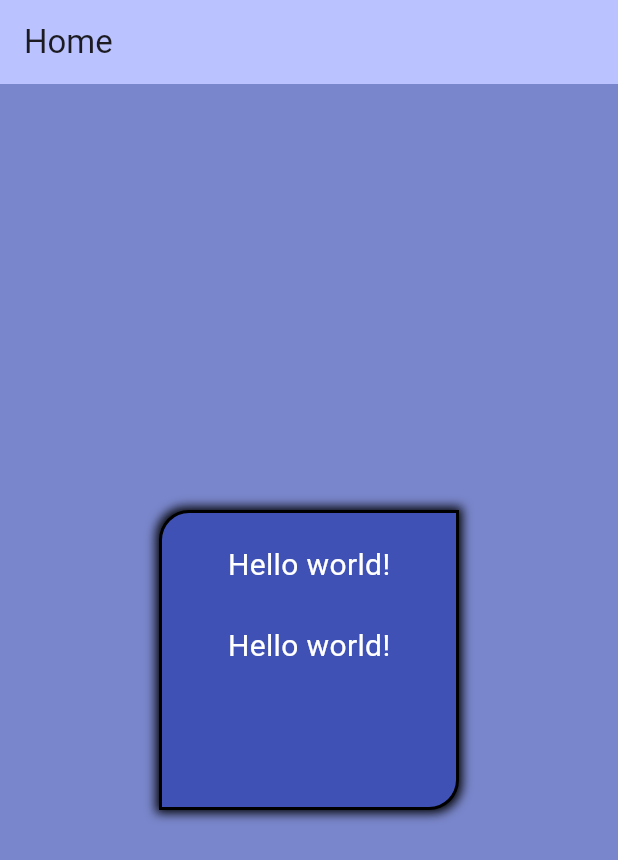
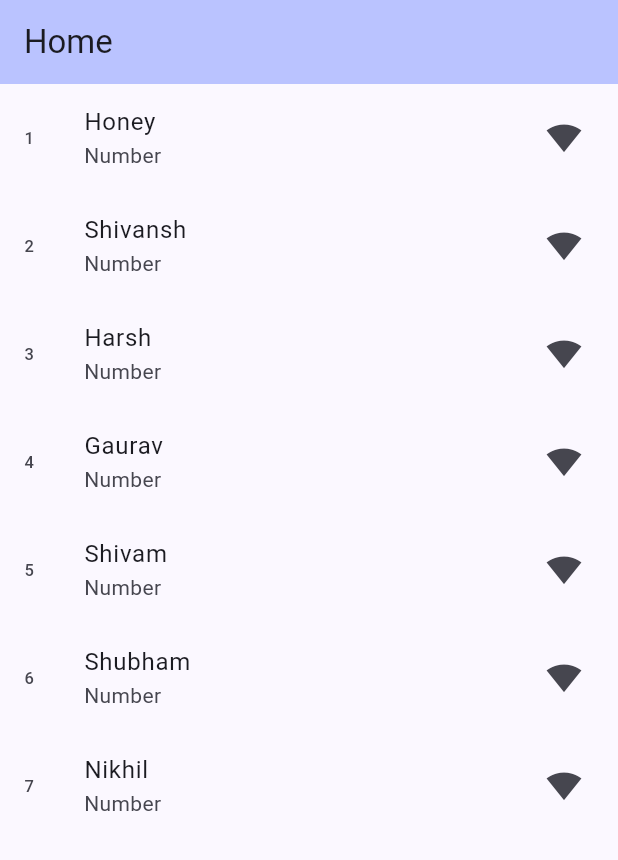
Before and after one commit to honeypathkar/Flutter-Practice-Project, a Flutter app: the screen it shows after launch, on a phone screen of 412 x 824 dp. Shown: the top 860 px of the screen. Run offline on Flutter 3.47's test engine with Material 3 defaults, Android fonts, the phone set to English and light mode, and no system bars.

Commit message:
Using ListTile for designing list

```diff
--- a/lib/main.dart
+++ b/lib/main.dart
@@ -20,54 +20,34 @@ class MyFlutterApp extends StatelessWidget {
   }
 }
 
-// ignore: use_key_in_widget_constructors
+// ignore: use_key_in_widget_constructors, must_be_immutable
 class MyHomePage extends StatelessWidget {
+  var arrName = [
+    'Honey',
+    'Shivansh',
+    'Harsh',
+    'Gaurav',
+    'Shivam',
+    'Shubham',
+    'Nikhil'
+  ];
   @override
   Widget build(BuildContext context) {
     return Scaffold(
-      appBar: AppBar(
-        title: const Text("Home"),
-        backgroundColor: Theme.of(context).colorScheme.inversePrimary,
-      ),
-      body: Container(
-        width: double.infinity,
-        height: double.infinity,
-        color: Colors.indigo.shade300,
-        child: Center(
-          child: Container(
-            width: 200,
-            height: 200,
-            // ignore: sort_child_properties_last
-            child: Column(
-              children: [
-                const Padding(
-                  padding: EdgeInsets.all(20),
-                  child: Text(
-                    'Hello world!',
-                    style: TextStyle(fontSize: 20, color: Colors.white),
-                  ),
-                ),
-                // ignore: avoid_unnecessary_containers
-                Container(
-                  margin: const EdgeInsets.all(5),
-                  child: const Text(
-                    'Hello world!',
-                    style: TextStyle(fontSize: 20, color: Colors.white),
-                  ),
-                )
-              ],
-            ),
-            decoration: BoxDecoration(
-                color: Colors.indigo.shade500,
-                // ignore: prefer_const_constructors
-                borderRadius: BorderRadius.only(
-                    topLeft: const Radius.circular(20),
-                    bottomRight: const Radius.circular(20)),
-                border: Border.all(color: Colors.black, width: 2.0),
-                boxShadow: const [BoxShadow(blurRadius: 5, spreadRadius: 2)]),
-          ),
+        appBar: AppBar(
+          title: const Text("Home"),
+          backgroundColor: Theme.of(context).colorScheme.inversePrimary,
         ),
-      ),
-    );
+        body: ListView.builder(
+          itemBuilder: (context, index) {
+            return ListTile(
+              leading: Text('${index + 1}'),
+              title: Text(arrName[index]),
+              subtitle: const Text('Number'),
+              trailing: const Icon(Icons.signal_wifi_4_bar),
+            );
+          },
+          itemCount: arrName.length,
+        ));
   }
 }
```
